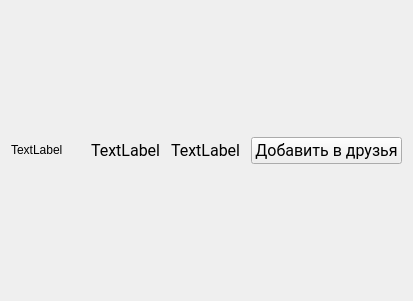
Qt form ui/searchpeoplewidget.ui (Korostast/chat-database-project) before a commit.
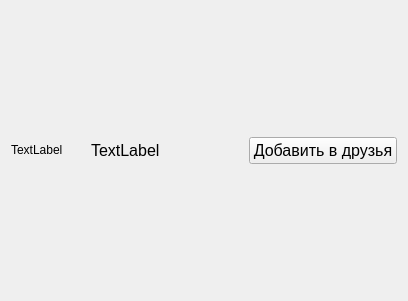
The same form after that commit.

Commit message: Search people sql function works now. Fixed 'sqlIncomingRequest', 'sqlOutgoingRequest' and 'sqlAcceptFriendRequest' foos.

Patch:
```diff
--- a/ui/searchpeoplewidget.ui
+++ b/ui/searchpeoplewidget.ui
@@ -46,26 +46,6 @@
      </property>
      <property name="font">
       <font>
-       <family>Roboto</family>
-       <pointsize>12</pointsize>
-      </font>
-     </property>
-     <property name="text">
-      <string>TextLabel</string>
-     </property>
-    </widget>
-   </item>
-   <item alignment="Qt::AlignRight">
-    <widget class="QLabel" name="friend_request_unavailable_label">
-     <property name="sizePolicy">
-      <sizepolicy hsizetype="Preferred" vsizetype="Fixed">
-       <horstretch>0</horstretch>
-       <verstretch>0</verstretch>
-      </sizepolicy>
-     </property>
-     <property name="font">
-      <font>
-       <family>Roboto</family>
        <pointsize>12</pointsize>
       </font>
      </property>
@@ -78,7 +58,6 @@
     <widget class="QPushButton" name="search_people_add">
      <property name="font">
       <font>
-       <family>Roboto</family>
        <pointsize>12</pointsize>
       </font>
      </property>
```
Left out of the diff: 2 changed lines with no effect on the pictures. The commit also changes 6 other files.
